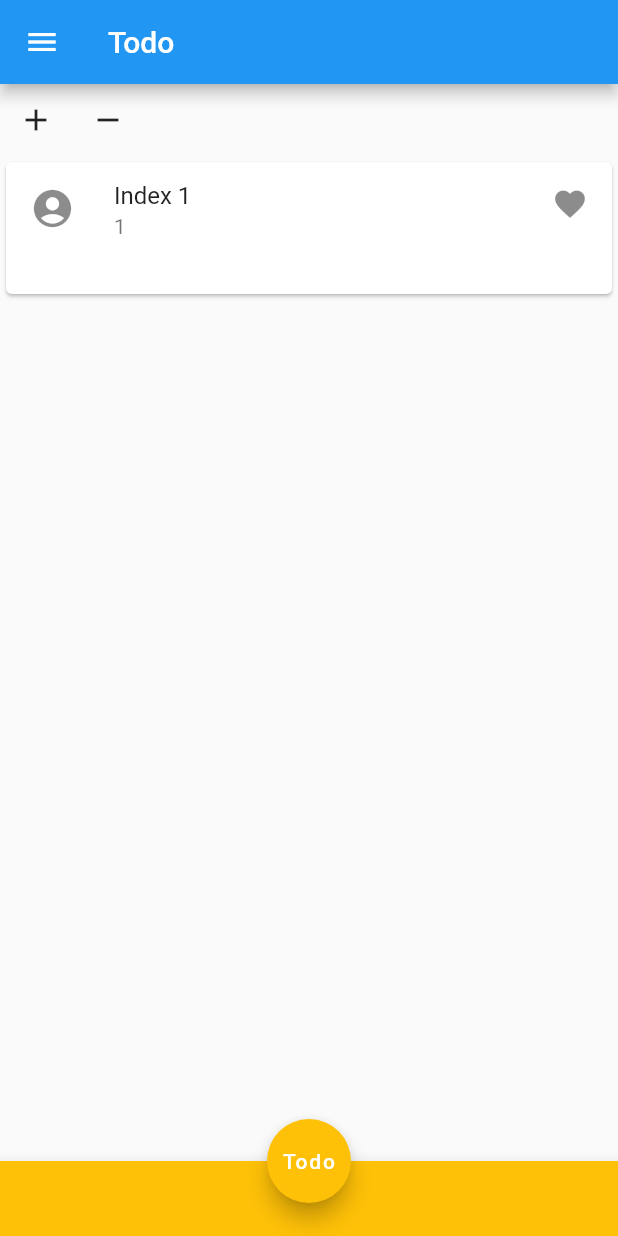
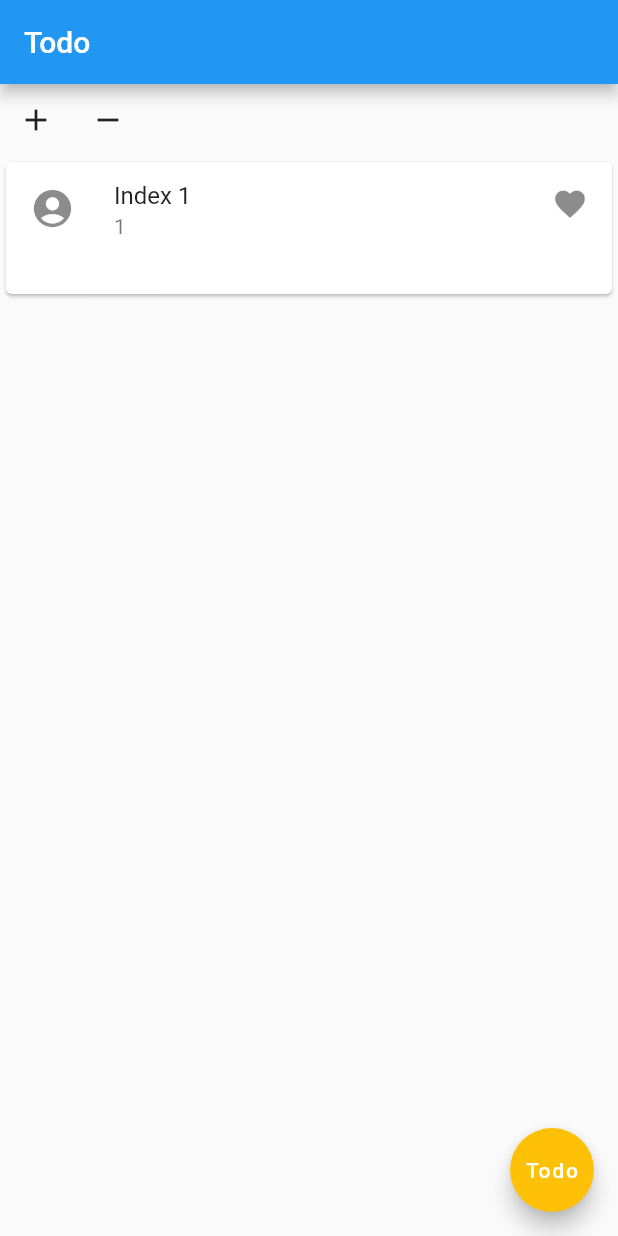
Before and after one commit to mithublue/flutter-todo, a Flutter app: the screen it shows after launch, on a phone screen of 412 x 824 dp. Run offline on Flutter 3.47's test engine with Material 2 defaults, Android fonts, the phone set to English and light mode, and no system bars.

Commit message:
Revert "drawer, drawer img"
This reverts commit 217d25fa47f0769f9b455e215cd315f2d499cb53.

```diff
--- a/lib/main.dart
+++ b/lib/main.dart
@@ -78,13 +78,6 @@ class _ListViewWidgetState extends State<ListViewWidget> {
           ),
         ]
       ),
-      bottomNavigationBar: BottomAppBar(
-        child: Container(
-          color: Colors.amber,
-          height: 50,
-        ),
-      ),
-      floatingActionButtonLocation: FloatingActionButtonLocation.centerDocked,
       floatingActionButton: FloatingActionButton(onPressed: (){
         showDialog(
           context: context,
@@ -118,49 +111,6 @@ class _ListViewWidgetState extends State<ListViewWidget> {
         backgroundColor: Colors.amber,
         child: Text("Todo"),
       ),
-      drawer: Drawer(
-        child: ListView(
-          padding: EdgeInsets.zero,
-          children: <Widget>[
-            UserAccountsDrawerHeader(
-                decoration: BoxDecoration(color: Colors.white),
-                currentAccountPicture: new CircleAvatar(
-                  radius: 50.0,
-                  backgroundColor: const Color(0xFF778899),
-                  backgroundImage:
-                  NetworkImage("http://tineye.com/images/widgets/mona.jpg"),
-                ),
-                accountName: null, accountEmail: null),
-            DrawerHeader(
-                child: Text('Drawer Header'),
-              decoration: BoxDecoration(
-                color: Colors.lightBlue
-              ),
-            ),
-            Padding(
-              padding: EdgeInsets.fromLTRB(10,0,10,0),
-              child: ListTile(
-                title: Text('List Item 1'),
-                onTap: (){},
-              ),
-            ),
-            Padding(
-              padding: EdgeInsets.fromLTRB(10,0,10,0),
-              child: ListTile(
-                title: Text('List Item 2'),
-                onTap: (){},
-              ),
-            ),
-            Padding(
-              padding: EdgeInsets.fromLTRB(10,0,10,0),
-              child: ListTile(
-                title: Text('List Item 3'),
-                onTap: (){},
-              ),
-            ),
-          ],
-        ),
-      ),
     );
   }
 }
```
